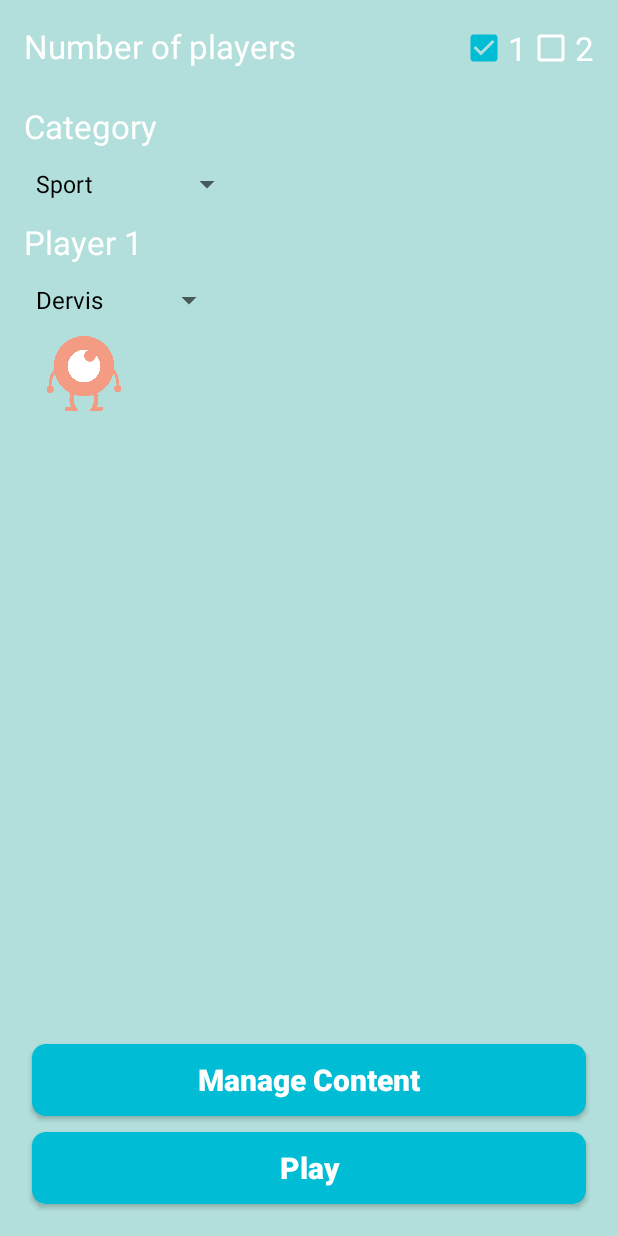
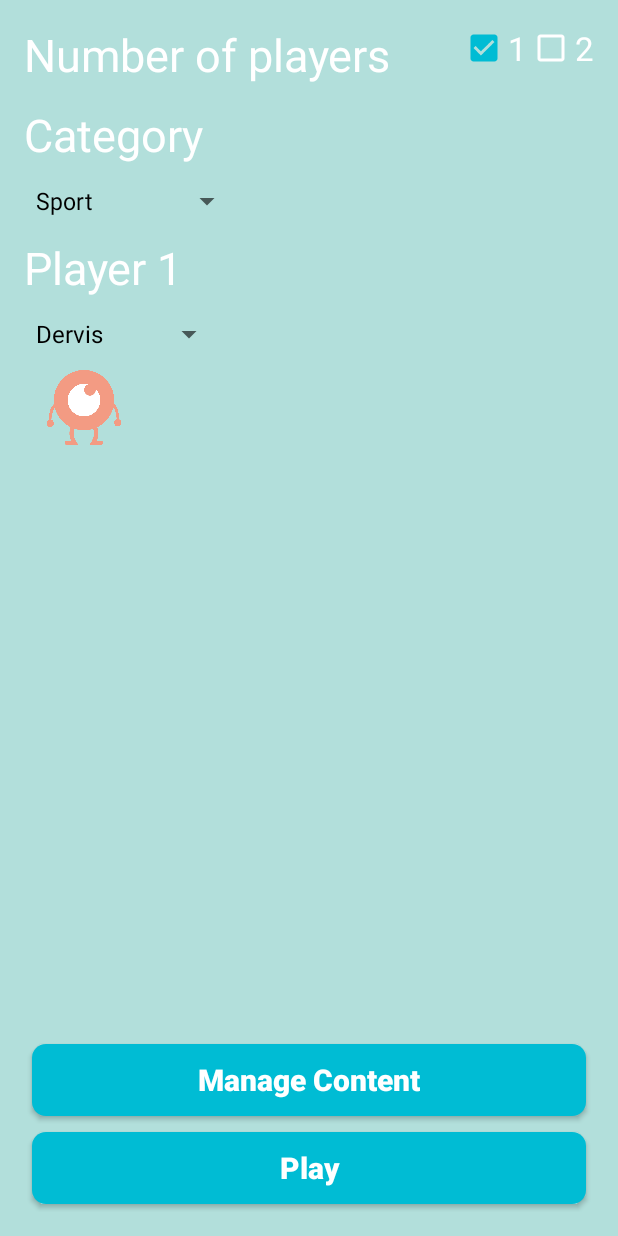
Before and after one commit to DervisKilic/Quiz-game, an Android app: the GameSettingsActivity screen opened directly, with no data from a screen before it, on a phone screen of 412 x 824 dp. Run offline under Robolectric (Android 15) with nearby library versions, the phone set to English and light mode, and no system bars.

Commit message:
changed some text sizes, translated some text, fixed minor design stuff

```diff
--- a/app/src/main/res/layout/activity_create_profile.xml
+++ b/app/src/main/res/layout/activity_create_profile.xml
@@ -35,12 +35,12 @@
         android:layout_centerHorizontal="true"
         android:layout_marginBottom="20dp"
         android:layout_marginTop="50dp"
-        android:gravity="center"
+        android:gravity="left"
         android:orientation="vertical">
 
         <EditText
             android:id="@+id/profile_name"
-            android:layout_width="wrap_content"
+            android:layout_width="match_parent"
             android:layout_height="wrap_content"
             android:hint="@string/create_profile"
             android:textSize="20sp" />
--- a/app/src/main/res/layout/activity_game_settings.xml
+++ b/app/src/main/res/layout/activity_game_settings.xml
@@ -31,7 +31,7 @@
         android:layout_below="@+id/one_player_cb"
         android:layout_marginTop="21dp"
         android:text="@string/category_tv"
-        android:textSize="22sp"
+        android:textSize="30sp"
         android:textColor="#fff"/>
 
     <ImageView
@@ -48,7 +48,7 @@
         android:layout_height="wrap_content"
         android:layout_below="@+id/category_spinner"
         android:text="@string/player1_tv"
-        android:textSize="22sp"
+        android:textSize="30sp"
         android:textColor="#fff"/>
 
     <Spinner
@@ -90,7 +90,7 @@
         android:layout_alignParentStart="true"
         android:layout_alignTop="@+id/one_player_cb"
         android:text="@string/nr_players_tv"
-        android:textSize="22sp"
+        android:textSize="30sp"
         android:textColor="#ffff"/>
 
     <Spinner
@@ -119,7 +119,7 @@
         android:layout_toLeftOf="@+id/two_player_cb"
         android:layout_toStartOf="@+id/two_player_cb"
         android:text="@string/player2_tv"
-        android:textSize="22sp"
+        android:textSize="30sp"
         android:textColor="#fff"/>
 
     <LinearLayout
```
Also changed, not shown: app/src/main/java/com/example/gualbertoscolari/grupp3/Activity/ManageContentActivity.java (+4 -4 lines), app/src/main/java/com/example/gualbertoscolari/grupp3/mFragments/DeleteContentFragment.java (+6 -6 lines), 1 other file.
